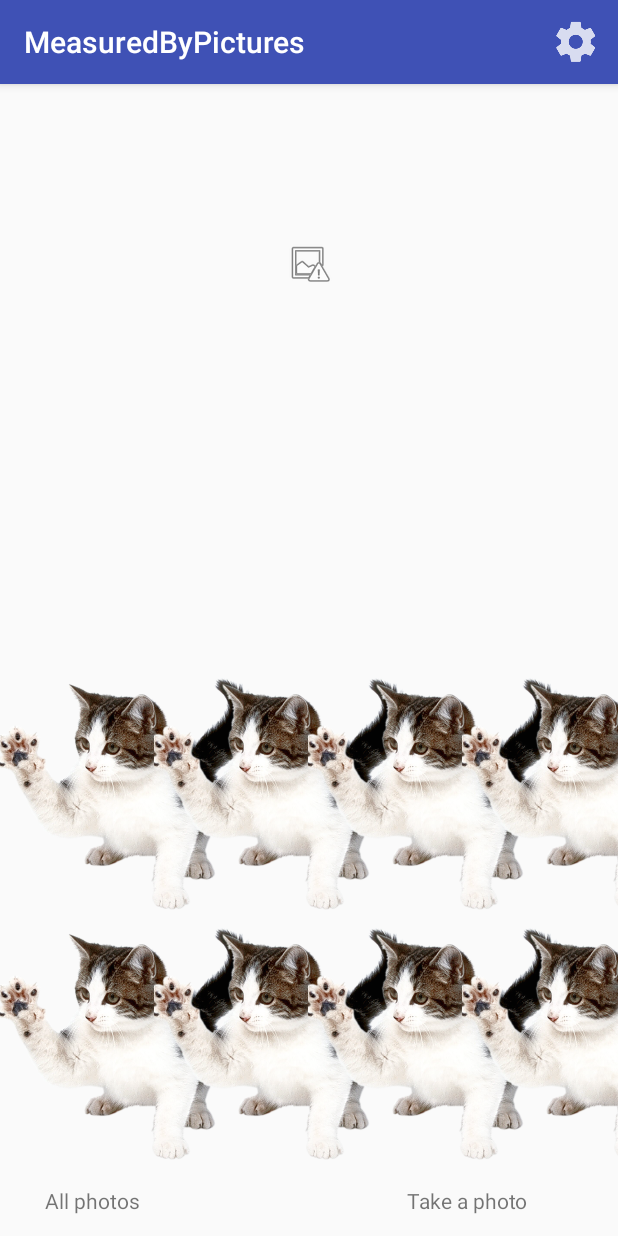
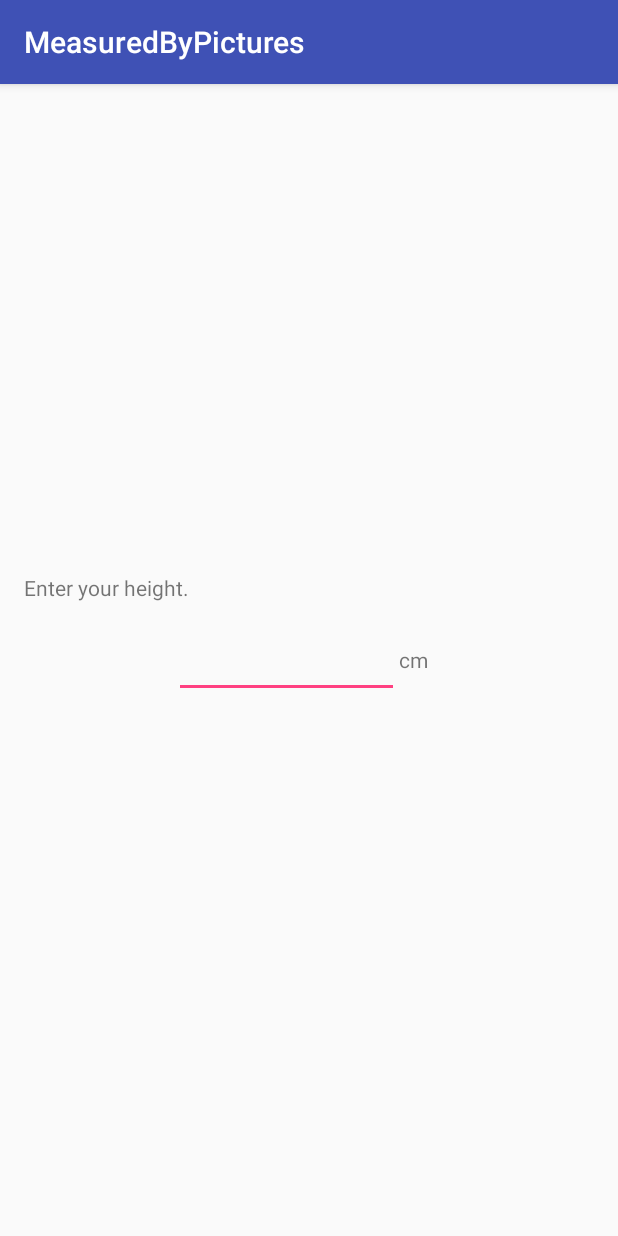
Before and after one commit to gpadilha/MeasuredByPictures, an Android app: the screen it shows after launch (MainActivity before the commit, SettingActivity after it), after a tap on "Settings", on a phone screen of 412 x 824 dp. Run offline under Robolectric (Android 15) with nearby library versions, the phone set to English and light mode, and no system bars.

Commit message:
connect SettingActivity to MainActivity

```diff
--- a/app/src/main/java/com/momogui/measuredbypictures/MainActivity.java
+++ b/app/src/main/java/com/momogui/measuredbypictures/MainActivity.java
@@ -14,7 +14,6 @@ import android.view.Menu;
 import android.view.MenuItem;
 import android.view.View;
 import android.widget.TextView;
-import android.widget.Toast;
 
 import java.io.IOException;
 
@@ -30,8 +29,7 @@ public class MainActivity extends AppCompatActivity {
     public boolean onOptionsItemSelected(MenuItem item) {
         switch (item.getItemId()) {
             case R.id.action_settings:
-                //startActivity(new Intent(....));
-                Toast.makeText(this, "Not implemented", Toast.LENGTH_SHORT).show();
+                startActivity(new Intent(MainActivity.this, SettingActivity.class));
                 return true;
 
             default:
--- a/app/src/main/res/layout/activity_setting.xml
+++ b/app/src/main/res/layout/activity_setting.xml
@@ -7,6 +7,7 @@
     android:layout_height="match_parent"
     android:orientation="vertical"
     android:gravity="center"
+    android:padding="16dp"
     tools:context="com.momogui.measuredbypictures.SettingActivity">
 
     <TextView
@@ -15,9 +16,27 @@
         android:layout_width="match_parent"
         android:layout_height="wrap_content"/>
 
-    <EditText
-        android:id="@+id/setting_users_height"
+    <LinearLayout
         android:layout_width="match_parent"
-        android:layout_height="wrap_content"/>
+        android:layout_height="wrap_content"
+        android:paddingRight="100dp"
+        android:paddingLeft="100dp"
+        android:orientation="horizontal">
+
+        <EditText
+            android:id="@+id/setting_users_height"
+            android:layout_width="0dp"
+            android:layout_height="wrap_content"
+            android:layout_marginBottom="32dp"
+            android:layout_weight="10"
+            android:textSize="32dp"/>
+
+        <TextView
+            android:layout_width="0dp"
+            android:layout_height="wrap_content"
+            android:layout_weight="2"
+            android:text="@string/text_set_cm"/>
+
+    </LinearLayout>
 
 </LinearLayout>
--- a/app/src/main/res/values/strings.xml
+++ b/app/src/main/res/values/strings.xml
@@ -6,4 +6,6 @@
     <string name="title_activity_settings">Settings</string>
 
     <string name="enter_your_height">Enter your height.</string>
+    <string name="text_set_cm">cm</string>
+
 </resources>
```
